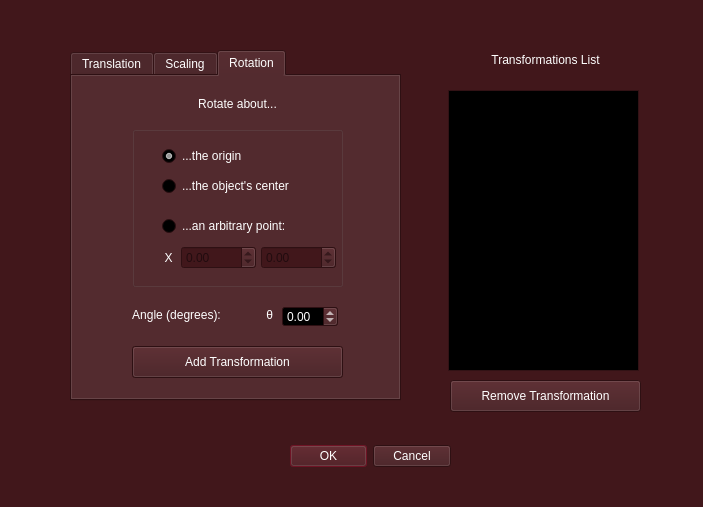
Above: SGI/view/screens/transformations.ui from JVSutter/Sistema-Grafico-Interativo before the change. Below: the same form after it.
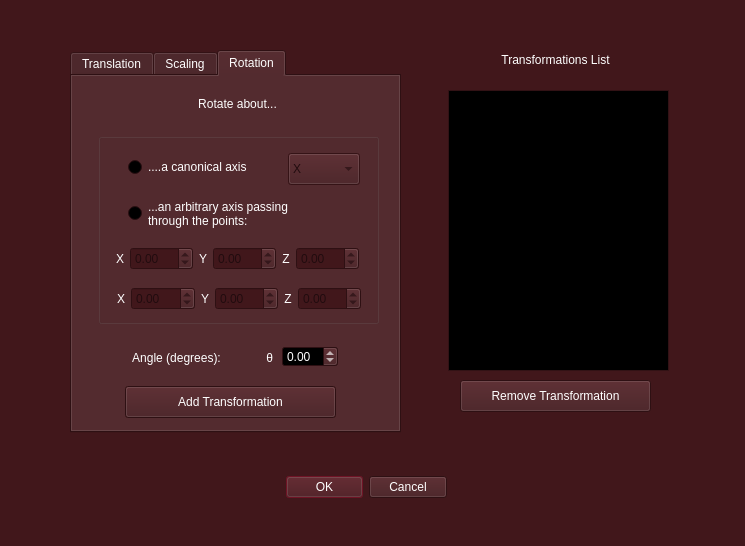
That is the form after the change. The open tabs and pages were chosen to show the change.

The edit to the form file:
```diff
--- a/SGI/view/screens/transformations.ui
+++ b/SGI/view/screens/transformations.ui
@@ -6,8 +6,8 @@
    <rect>
     <x>0</x>
     <y>0</y>
-    <width>703</width>
-    <height>507</height>
+    <width>745</width>
+    <height>546</height>
    </rect>
   </property>
   <property name="palette">
@@ -530,8 +530,8 @@
   <widget class="QDialogButtonBox" name="buttonBox">
    <property name="geometry">
     <rect>
-     <x>290</x>
-     <y>440</y>
+     <x>286</x>
+     <y>471</y>
      <width>161</width>
      <height>32</height>
     </rect>
@@ -549,7 +549,7 @@
      <x>70</x>
      <y>50</y>
      <width>331</width>
-     <height>351</height>
+     <height>383</height>
     </rect>
    </property>
    <property name="currentIndex">
@@ -842,10 +842,10 @@
     <widget class="QGroupBox" name="groupBox">
      <property name="geometry">
       <rect>
-       <x>60</x>
-       <y>50</y>
-       <width>211</width>
-       <height>161</height>
+       <x>26</x>
+       <y>57</y>
+       <width>281</width>
+       <height>191</height>
       </rect>
      </property>
      <property name="title">
@@ -855,56 +855,98 @@
       <property name="geometry">
        <rect>
         <x>30</x>
-        <y>20</y>
-        <width>99</width>
-        <height>20</height>
+        <y>60</y>
+        <width>221</width>
+        <height>41</height>
        </rect>
       </property>
       <property name="text">
-       <string>...the origin</string>
+       <string>...an arbitrary axis passing 
+through the points:</string>
       </property>
       <property name="checked">
-       <bool>true</bool>
+       <bool>false</bool>
       </property>
      </widget>
      <widget class="QRadioButton" name="objCenterBtn">
       <property name="geometry">
        <rect>
         <x>30</x>
-        <y>50</y>
+        <y>24</y>
         <width>161</width>
         <height>20</height>
        </rect>
       </property>
       <property name="text">
-       <string>...the object's center</string>
+       <string>....a canonical axis</string>
       </property>
      </widget>
-     <widget class="QRadioButton" name="arbitraryBtn">
+     <widget class="QComboBox" name="axisCombo">
+      <property name="enabled">
+       <bool>false</bool>
+      </property>
       <property name="geometry">
        <rect>
-        <x>30</x>
-        <y>90</y>
-        <width>151</width>
-        <height>20</height>
+        <x>190</x>
+        <y>20</y>
+        <width>72</width>
+        <height>32</height>
        </rect>
       </property>
+      <item>
       <property name="text">
-       <string>...an arbitrary point:</string>
-      </property>
-      <property name="checked">
-       <bool>false</bool>
-      </property>
+        <string>X</string>
+       </property>
+      </item>
+      <item>
+       <property name="text">
+        <string>Y</string>
+       </property>
+      </item>
+      <item>
+       <property name="text">
+        <string>Z</string>
+       </property>
+      </item>
      </widget>
-     <widget class="QWidget" name="layoutWidget_4">
+     <widget class="QWidget" name="layoutWidget">
       <property name="geometry">
        <rect>
-        <x>110</x>
-        <y>120</y>
-        <width>94</width>
-        <height>23</height>
+        <x>18</x>
+        <y>107</y>
+        <width>243</width>
+        <height>37</height>
        </rect>
       </property>
+      <layout class="QHBoxLayout" name="horizontalLayout_12">
+       <item>
+        <layout class="QHBoxLayout" name="horizontalLayout_6">
+         <item>
+          <widget class="QLabel" name="label_9">
+           <property name="text">
+            <string>X</string>
+           </property>
+           <property name="alignment">
+            <set>Qt::AlignmentFlag::AlignCenter</set>
+           </property>
+          </widget>
+         </item>
+         <item>
+          <widget class="QDoubleSpinBox" name="rotationXInput">
+           <property name="enabled">
+            <bool>false</bool>
+           </property>
+           <property name="minimum">
+            <double>-1000.000000000000000</double>
+           </property>
+           <property name="maximum">
+            <double>1000.000000000000000</double>
+           </property>
+          </widget>
+         </item>
+        </layout>
+       </item>
+       <item>
       <layout class="QHBoxLayout" name="horizontalLayout_7">
        <item>
         <widget class="QLabel" name="label_10">
@@ -930,19 +972,50 @@
         </widget>
        </item>
       </layout>
+       </item>
+       <item>
+        <layout class="QHBoxLayout" name="horizontalLayout_11">
+         <item>
+          <widget class="QLabel" name="label_13">
+           <property name="text">
+            <string>Z</string>
+           </property>
+           <property name="alignment">
+            <set>Qt::AlignmentFlag::AlignCenter</set>
+           </property>
+          </widget>
+         </item>
+         <item>
+          <widget class="QDoubleSpinBox" name="rotationZInput">
+           <property name="enabled">
+            <bool>false</bool>
+           </property>
+           <property name="minimum">
+            <double>-1000.000000000000000</double>
+           </property>
+           <property name="maximum">
+            <double>1000.000000000000000</double>
+           </property>
+          </widget>
+         </item>
+        </layout>
+       </item>
+      </layout>
      </widget>
      <widget class="QWidget" name="layoutWidget_3">
       <property name="geometry">
        <rect>
-        <x>30</x>
-        <y>120</y>
-        <width>94</width>
-        <height>23</height>
+        <x>19</x>
+        <y>147</y>
+        <width>244</width>
+        <height>37</height>
        </rect>
       </property>
-      <layout class="QHBoxLayout" name="horizontalLayout_6">
+      <layout class="QHBoxLayout" name="horizontalLayout_13">
        <item>
-        <widget class="QLabel" name="label_9">
+        <layout class="QHBoxLayout" name="horizontalLayout_14">
+         <item>
+          <widget class="QLabel" name="label_14">
          <property name="text">
           <string>X</string>
          </property>
@@ -952,7 +1025,7 @@
         </widget>
        </item>
        <item>
-        <widget class="QDoubleSpinBox" name="rotationXInput">
+          <widget class="QDoubleSpinBox" name="rotationXInput2">
          <property name="enabled">
           <bool>false</bool>
          </property>
@@ -963,6 +1036,62 @@
           <double>1000.000000000000000</double>
          </property>
         </widget>
+         </item>
+        </layout>
+       </item>
+       <item>
+        <layout class="QHBoxLayout" name="horizontalLayout_15">
+         <item>
+          <widget class="QLabel" name="label_15">
+           <property name="text">
+            <string>Y</string>
+           </property>
+           <property name="alignment">
+            <set>Qt::AlignmentFlag::AlignCenter</set>
+           </property>
+          </widget>
+         </item>
+         <item>
+          <widget class="QDoubleSpinBox" name="rotationYInput2">
+           <property name="enabled">
+            <bool>false</bool>
+           </property>
+           <property name="minimum">
+            <double>-1000.000000000000000</double>
+           </property>
+           <property name="maximum">
+            <double>1000.000000000000000</double>
+           </property>
+          </widget>
+         </item>
+        </layout>
+       </item>
+       <item>
+        <layout class="QHBoxLayout" name="horizontalLayout_16">
+         <item>
+          <widget class="QLabel" name="label_16">
+           <property name="text">
+            <string>Z</string>
+           </property>
+           <property name="alignment">
+            <set>Qt::AlignmentFlag::AlignCenter</set>
+           </property>
+          </widget>
+         </item>
+         <item>
+          <widget class="QDoubleSpinBox" name="rotationZInput2">
+           <property name="enabled">
+            <bool>false</bool>
+           </property>
+           <property name="minimum">
+            <double>-1000.000000000000000</double>
+           </property>
+           <property name="maximum">
+            <double>1000.000000000000000</double>
+           </property>
+          </widget>
+         </item>
+        </layout>
        </item>
       </layout>
      </widget>
@@ -986,8 +1115,8 @@
     <widget class="QPushButton" name="addRotationBtn">
      <property name="geometry">
       <rect>
-       <x>60</x>
-       <y>270</y>
+       <x>53</x>
+       <y>310</y>
        <width>211</width>
        <height>32</height>
       </rect>
@@ -1003,7 +1132,7 @@
      <property name="geometry">
       <rect>
        <x>210</x>
-       <y>230</y>
+       <y>270</y>
        <width>56</width>
        <height>21</height>
       </rect>
@@ -1019,9 +1148,9 @@
      <property name="geometry">
       <rect>
        <x>60</x>
-       <y>230</y>
+       <y>270</y>
        <width>141</width>
-       <height>18</height>
+       <height>24</height>
       </rect>
      </property>
      <layout class="QHBoxLayout" name="horizontalLayout_8">
@@ -1052,7 +1181,7 @@
   <widget class="QLabel" name="title_5">
    <property name="geometry">
     <rect>
-     <x>450</x>
+     <x>460</x>
      <y>50</y>
      <width>191</width>
      <height>20</height>
@@ -1068,7 +1197,7 @@
   <widget class="QPushButton" name="removeTransformationBtn">
    <property name="geometry">
     <rect>
-     <x>450</x>
+     <x>460</x>
      <y>380</y>
      <width>191</width>
      <height>32</height>
@@ -1086,7 +1215,7 @@
     <rect>
      <x>448</x>
      <y>90</y>
-     <width>191</width>
+     <width>221</width>
      <height>281</height>
     </rect>
    </property>
```
Left out of the diff: 118 changed lines with no effect on the pictures. Lines whose indentation alone changed are shown as unchanged.
